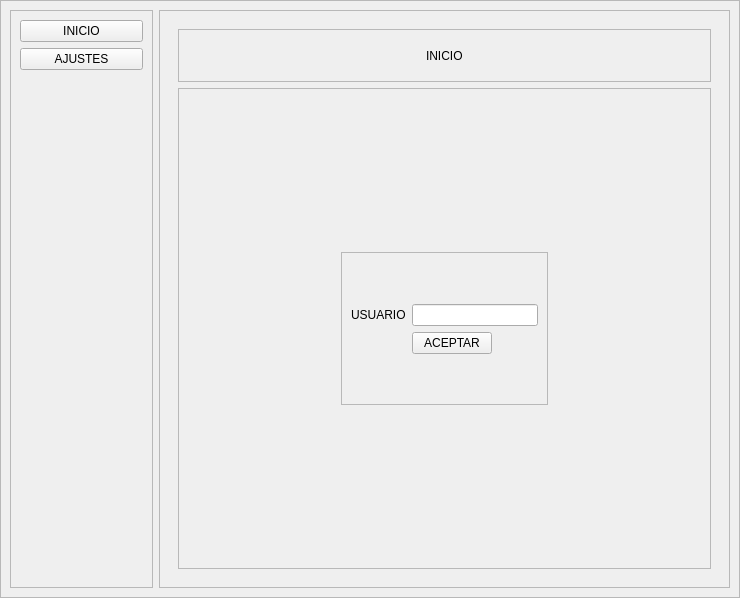
Old version of the form diseño_prueba.ui in the repository enocsolano/prueba_git_qtdesigner.
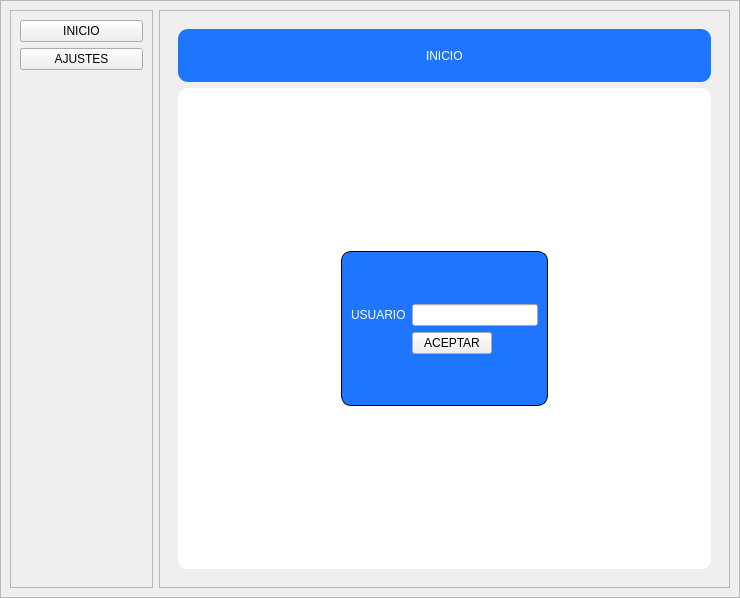
New version of the form.

Commit message: "Color del inicio"

What changed in the file:
```diff
--- a/diseño_prueba.ui
+++ b/diseño_prueba.ui
@@ -95,6 +95,13 @@
             <layout class="QVBoxLayout" name="verticalLayout_3" stretch="1,9">
              <item>
               <widget class="QFrame" name="frame_inicio_head">
+               <property name="styleSheet">
+                <string notr="true">QFrame{
+background-color: rgb(30, 117, 255);
+color: #fff;
+border-radius: 10px;
+}</string>
+               </property>
                <property name="frameShape">
                 <enum>QFrame::StyledPanel</enum>
                </property>
@@ -140,6 +147,12 @@
              </item>
              <item>
               <widget class="QFrame" name="frame_inicio_cuerpo">
+               <property name="styleSheet">
+                <string notr="true">QFrame{
+background-color: #fff;
+border-radius: 10px;
+}</string>
+               </property>
                <property name="frameShape">
                 <enum>QFrame::StyledPanel</enum>
                </property>
@@ -175,6 +188,13 @@
                 </item>
                 <item row="1" column="1">
                  <widget class="QFrame" name="frame_2">
+                  <property name="styleSheet">
+                   <string notr="true">QFrame{
+border: 1px solid;
+background-color: rgb(30, 117, 255);
+color: #fff;
+}</string>
+                  </property>
                   <property name="frameShape">
                    <enum>QFrame::StyledPanel</enum>
                   </property>
@@ -210,6 +230,9 @@
                    </item>
                    <item row="1" column="0">
                     <widget class="QLabel" name="label_4">
+                     <property name="styleSheet">
+                      <string notr="true">border: 0;</string>
+                     </property>
                      <property name="text">
                       <string>USUARIO</string>
                      </property>
```
